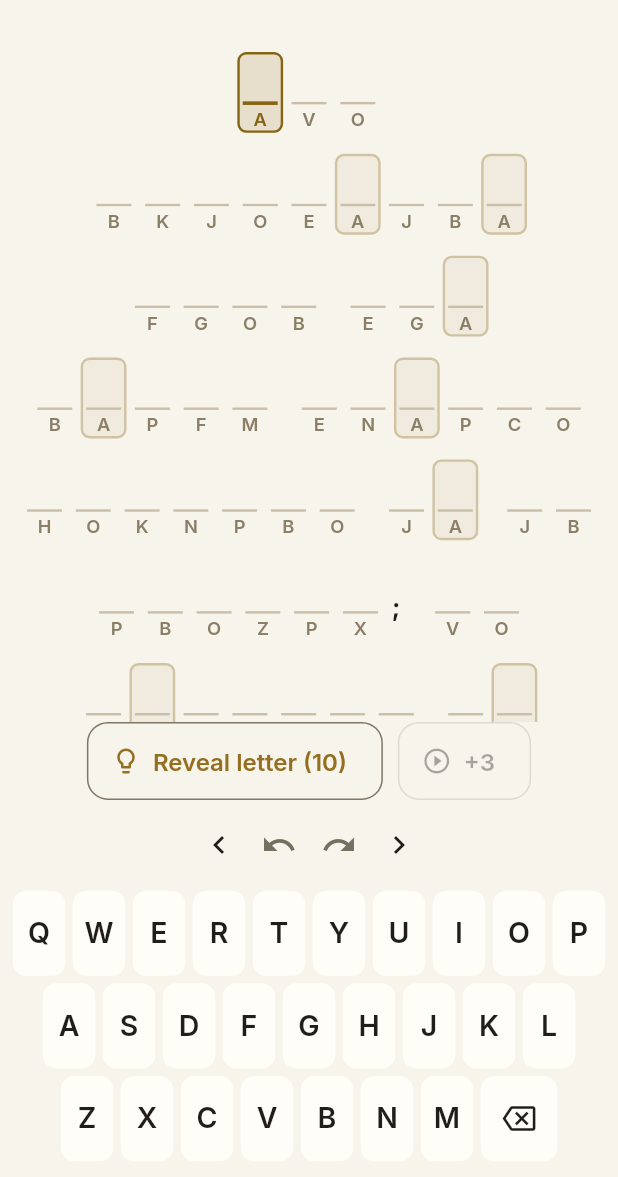
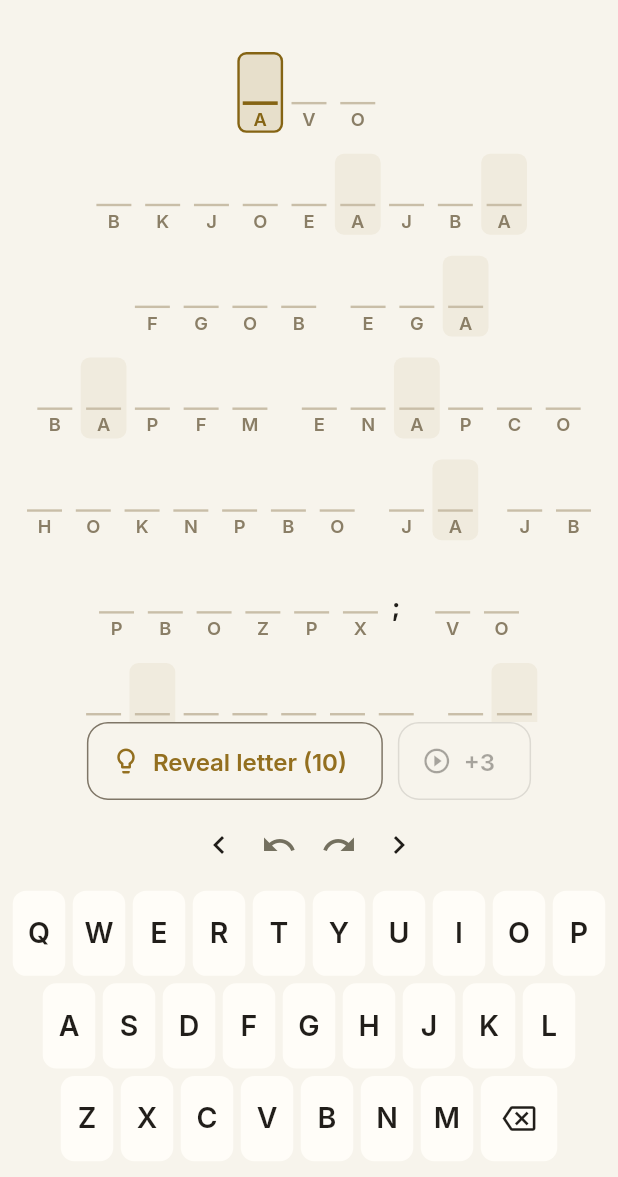
Before and after one commit to tahir94510/jubilant-robot, a Flutter app: the PackDetailScreen screen opened directly with sample values from the repository, after a tap on an icon or button, on a phone screen of 412 x 824 dp, the part 59-1236 px from its top. Run offline on Flutter 3.47's test engine with Material 3 defaults, Android fonts, the phone set to English and light mode, and no system bars; our stand-ins replace audioplayers, flutter_local_notifications, flutter_timezone, google_mobile_ads, in_app_purchase, in_app_review and 3 more; missing offline and left inert: in_app_update; accounts and stored records are empty; statements that could not run were skipped.

Commit message:
feat: clearer board + keyboard visuals (last-move highlight, 3 key tiers)
Board "last move" (chess-style): the most-recently-placed letter — now by a
HINT reveal as well as by typing — carries a distinct, theme-aware fill
(boardCellLastMoveBg) that holds until the next letter lands and survives
delete/undo/redo/navigation. The cursor is now the ONLY cell with a frame:
the last-move and sibling cues are fills, so a gold border means exactly one
thing ("the cursor is here") instead of three near-identical frames.

Keyboard: locked keys get their own recessed background (keyLockedBg) so a
confirmed/hint letter no longer reads the same as a still-tappable USED key —
three clear tiers (unused > used > locked), each ≥3:1 (contrast_test extended).

Regression tests: a hint sets the last-move highlight and navigation never
moves it; with the board full and nothing locked, typing cycles the cursor
onto the next filled cell instead of sticking.

Co-Authored-By: Claude Opus 4.8 <noreply@anthropic.com>
Claude-Session: https://claude.ai/code/session_01WKhpp89b1pDdkxWsiLFQqn

```diff
--- a/lib/ui/theme/palette.dart
+++ b/lib/ui/theme/palette.dart
@@ -11,6 +11,7 @@ class GamePalette extends ThemeExtension<GamePalette> {
     required this.boardCellRelatedBg,
     required this.boardCellFilledBg,
     required this.boardCellConfirmedBg,
+    required this.boardCellLastMoveBg,
     required this.boardUnderline,
     required this.guessText,
     required this.cipherText,
@@ -23,6 +24,7 @@ class GamePalette extends ThemeExtension<GamePalette> {
     required this.keyText,
     required this.keyUsedText,
     required this.keyDisabledText,
+    required this.keyLockedBg,
     required this.success,
     required this.streakFlame,
     required this.textSecondary,
@@ -42,6 +44,12 @@ class GamePalette extends ThemeExtension<GamePalette> {
   /// Faint tint behind a cell whose letter is part of a fully-correct word —
   /// a calm, on-brand backdrop for the [confirmed] state.
   final Color boardCellConfirmedBg;
+
+  /// "Last move" fill (chess-style): the cell holding the most-recently-placed
+  /// letter — by typing OR by a hint reveal — until the next letter is placed.
+  /// Carried as a FILL with no border so it never blends into the cursor frame
+  /// or the faint "same-letter" sibling cue.
+  final Color boardCellLastMoveBg;
   final Color boardUnderline;
   final Color guessText;
   final Color cipherText;
@@ -64,6 +72,11 @@ class GamePalette extends ThemeExtension<GamePalette> {
   /// legible at ≥3:1 on [keyUsedBg] in every theme, locked by contrast_test;
   /// the earlier `keyUsedText.withValues(alpha: .4)` read ~1.6:1.
   final Color keyDisabledText;
+
+  /// Background for a LOCKED key, distinct from [keyUsedBg] so a locked
+  /// (confirmed/hint) letter never reads the same as a still-tappable USED one.
+  /// Three clear tiers: unused ([keyBg]) > used ([keyUsedBg]) > locked.
+  final Color keyLockedBg;
   final Color success;
   final Color streakFlame;
 
@@ -91,6 +104,7 @@ class GamePalette extends ThemeExtension<GamePalette> {
     boardCellConfirmedBg:
         (colorblind ? const Color(0xFF009E73) : const Color(0xFF1F7A6B))
             .withValues(alpha: .10),
+    boardCellLastMoveBg: const Color(0xFF936F1F).withValues(alpha: .15),
     boardUnderline: const Color(0xFFC9BEA8),
     guessText: const Color(0xFF211E1A),
     cipherText: const Color(0xFF8A7E66),
@@ -105,7 +119,8 @@ class GamePalette extends ThemeExtension<GamePalette> {
     keyUsedBg: const Color(0xFFECE6D9),
     keyText: const Color(0xFF211E1A),
     keyUsedText: const Color(0xFF7C7263),
-    keyDisabledText: const Color(0xFF847A6B),
+    keyDisabledText: const Color(0xFF6B6150),
+    keyLockedBg: const Color(0xFFDCD3BF),
     success: colorblind ? const Color(0xFF0072B2) : const Color(0xFF55714A),
     streakFlame: const Color(0xFFB8791C),
     textSecondary: const Color(0xFF5C5849),
@@ -120,6 +135,7 @@ class GamePalette extends ThemeExtension<GamePalette> {
     boardCellConfirmedBg:
         (colorblind ? const Color(0xFF56C0A2) : const Color(0xFF5FC3AE))
             .withValues(alpha: .14),
+    boardCellLastMoveBg: const Color(0xFFD9B25A).withValues(alpha: .17),
     boardUnderline: const Color(0xFF4A453B),
     guessText: const Color(0xFFF2EDE2),
     cipherText: const Color(0xFF968B79),
@@ -131,7 +147,8 @@ class GamePalette extends ThemeExtension<GamePalette> {
     keyUsedBg: const Color(0xFF1A1712),
     keyText: const Color(0xFFF2EDE2),
     keyUsedText: const Color(0xFF807969),
-    keyDisabledText: const Color(0xFF726A58),
+    keyDisabledText: const Color(0xFF8E8473),
+    keyLockedBg: const Color(0xFF322B1D),
     success: colorblind ? const Color(0xFF56B4E9) : const Color(0xFF9CB58A),
     streakFlame: const Color(0xFFE0A84A),
     textSecondary: const Color(0xFFB0A998),
@@ -146,6 +163,7 @@ class GamePalette extends ThemeExtension<GamePalette> {
     boardCellConfirmedBg:
         (colorblind ? const Color(0xFF009E73) : const Color(0xFF2F7D63))
             .withValues(alpha: .10),
+    boardCellLastMoveBg: const Color(0xFF9C7B33).withValues(alpha: .15),
     boardUnderline: const Color(0xFFC4AE8E),
     guessText: const Color(0xFF3A2E1C),
     cipherText: const Color(0xFF755F3F),
@@ -160,7 +178,8 @@ class GamePalette extends ThemeExtension<GamePalette> {
     keyUsedBg: const Color(0xFFE8D8BC),
     keyText: const Color(0xFF3A2E1C),
     keyUsedText: const Color(0xFF7E6A4B),
-    keyDisabledText: const Color(0xFF836F53),
+    keyDisabledText: const Color(0xFF6F5C3E),
+    keyLockedBg: const Color(0xFFD8C6A3),
     // Greens deepened so both variants clear AA on sepia (normal 4.85, cb 6.33).
     success: colorblind ? const Color(0xFF00598C) : const Color(0xFF516E45),
     streakFlame: const Color(0xFFA9650F),
@@ -175,6 +194,7 @@ class GamePalette extends ThemeExtension<GamePalette> {
     Color? boardCellRelatedBg,
     Color? boardCellFilledBg,
     Color? boardCellConfirmedBg,
+    Color? boardCellLastMoveBg,
     Color? boardUnderline,
     Color? guessText,
     Color? cipherText,
@@ -187,6 +207,7 @@ class GamePalette extends ThemeExtension<GamePalette> {
     Color? keyText,
     Color? keyUsedText,
     Color? keyDisabledText,
+    Color? keyLockedBg,
     Color? success,
     Color? streakFlame,
     Color? textSecondary,
@@ -197,6 +218,7 @@ class GamePalette extends ThemeExtension<GamePalette> {
     boardCellRelatedBg: boardCellRelatedBg ?? this.boardCellRelatedBg,
     boardCellFilledBg: boardCellFilledBg ?? this.boardCellFilledBg,
     boardCellConfirmedBg: boardCellConfirmedBg ?? this.boardCellConfirmedBg,
+    boardCellLastMoveBg: boardCellLastMoveBg ?? this.boardCellLastMoveBg,
     boardUnderline: boardUnderline ?? this.boardUnderline,
     guessText: guessText ?? this.guessText,
     cipherText: cipherText ?? this.cipherText,
@@ -209,6 +231,7 @@ class GamePalette extends ThemeExtension<GamePalette> {
     keyText: keyText ?? this.keyText,
     keyUsedText: keyUsedText ?? this.keyUsedText,
     keyDisabledText: keyDisabledText ?? this.keyDisabledText,
+    keyLockedBg: keyLockedBg ?? this.keyLockedBg,
     success: success ?? this.success,
     streakFlame: streakFlame ?? this.streakFlame,
     textSecondary: textSecondary ?? this.textSecondary,
@@ -243,6 +266,11 @@ class GamePalette extends ThemeExtension<GamePalette> {
         other.boardCellConfirmedBg,
         t,
       )!,
+      boardCellLastMoveBg: Color.lerp(
+        boardCellLastMoveBg,
+        other.boardCellLastMoveBg,
+        t,
+      )!,
       boardUnderline: Color.lerp(boardUnderline, other.boardUnderline, t)!,
       guessText: Color.lerp(guessText, other.guessText, t)!,
       cipherText: Color.lerp(cipherText, other.cipherText, t)!,
@@ -255,6 +283,7 @@ class GamePalette extends ThemeExtension<GamePalette> {
       keyText: Color.lerp(keyText, other.keyText, t)!,
       keyUsedText: Color.lerp(keyUsedText, other.keyUsedText, t)!,
       keyDisabledText: Color.lerp(keyDisabledText, other.keyDisabledText, t)!,
+      keyLockedBg: Color.lerp(keyLockedBg, other.keyLockedBg, t)!,
       success: Color.lerp(success, other.success, t)!,
       streakFlame: Color.lerp(streakFlame, other.streakFlame, t)!,
       textSecondary: Color.lerp(textSecondary, other.textSecondary, t)!,
--- a/lib/ui/widgets/letter_cell.dart
+++ b/lib/ui/widgets/letter_cell.dart
@@ -111,34 +111,31 @@ class LetterCell extends StatelessWidget {
             decoration: BoxDecoration(
               color: selected
                   ? palette.boardCellSelectedBg
+                  // A locked, fully-correct word keeps its own calm backdrop.
+                  : state == CellState.confirmed
+                  ? palette.boardCellConfirmedBg
+                  // The last placed letter (typed OR hint-revealed): a distinct
+                  // "last move" fill that holds until the next letter lands — a
+                  // FILL, never a frame, so it can't be mistaken for the cursor.
+                  : recent
+                  ? palette.boardCellLastMoveBg
+                  // Sibling copies of the focused letter: a faint "same letter"
+                  // wash, quieter than the last move.
                   : related
                   ? palette.boardCellRelatedBg
-                  : state == CellState.confirmed
-                  ? palette.boardCellConfirmedBg
-                  // The last-entered letter: a gold tint between "related" and the
-                  // live cursor, so the just-typed answer stays visible at a glance.
-                  : recent
-                  ? palette.revealed.withValues(alpha: 0.13)
                   : playerFilled
                   ? palette.boardCellFilledBg
                   : palette.boardCellBg,
               borderRadius: BorderRadius.circular(6),
-              // Focused cell: full accent border. Sibling copies: a faint accent
-              // so they read as "same letter" without competing with the cursor.
-              // CONSTANT width on every state: a BoxDecoration border is laid out
-              // as padding around the child, so a varying width would change the
-              // cell's size on selection and re-flow the word Row / Wrap (the
-              // "titreme" jitter). Only the COLOR changes between states now —
-              // unfocused cells keep a transparent 1.6px border so geometry is
-              // identical to the focused cell.
+              // ONLY the focused cell carries a frame now: the last-move and
+              // sibling cues moved to fills (above), so a gold frame means
+              // exactly one thing — "the cursor is here" — and never competes
+              // with the last-move highlight or the copies. CONSTANT 1.6px width
+              // (transparent when unfocused): a BoxDecoration border is laid out
+              // as padding, so a varying width would resize the cell on selection
+              // and re-flow the word Row / Wrap (the "titreme" jitter).
               border: Border.all(
-                color: selected
-                    ? palette.revealed
-                    : related
-                    ? palette.revealed.withValues(alpha: 0.30)
-                    : recent
-                    ? palette.revealed.withValues(alpha: 0.50)
-                    : Colors.transparent,
+                color: selected ? palette.revealed : Colors.transparent,
                 width: 1.6,
               ),
             ),
--- a/lib/ui/widgets/puzzle_keyboard.dart
+++ b/lib/ui/widgets/puzzle_keyboard.dart
@@ -98,9 +98,13 @@ class PuzzleKeyboard extends StatelessWidget {
                                   : palette.keyText,
                             ),
                           ),
-                          bg:
-                              lockedLetters.contains(ch) ||
-                                  usedLetters.contains(ch)
+                          // Three clear tiers: locked (a confirmed/hint answer,
+                          // not tappable) gets its own recessed background so it
+                          // never reads the same as a still-tappable USED key,
+                          // which in turn differs from an untouched key.
+                          bg: lockedLetters.contains(ch)
+                              ? palette.keyLockedBg
+                              : usedLetters.contains(ch)
                               ? palette.keyUsedBg
                               : palette.keyBg,
                           // Locked letters (a hint/confirmed answer) are
```
Also changed, not shown: lib/state/game_controller.dart (+12 -7 lines), 2 other files.
